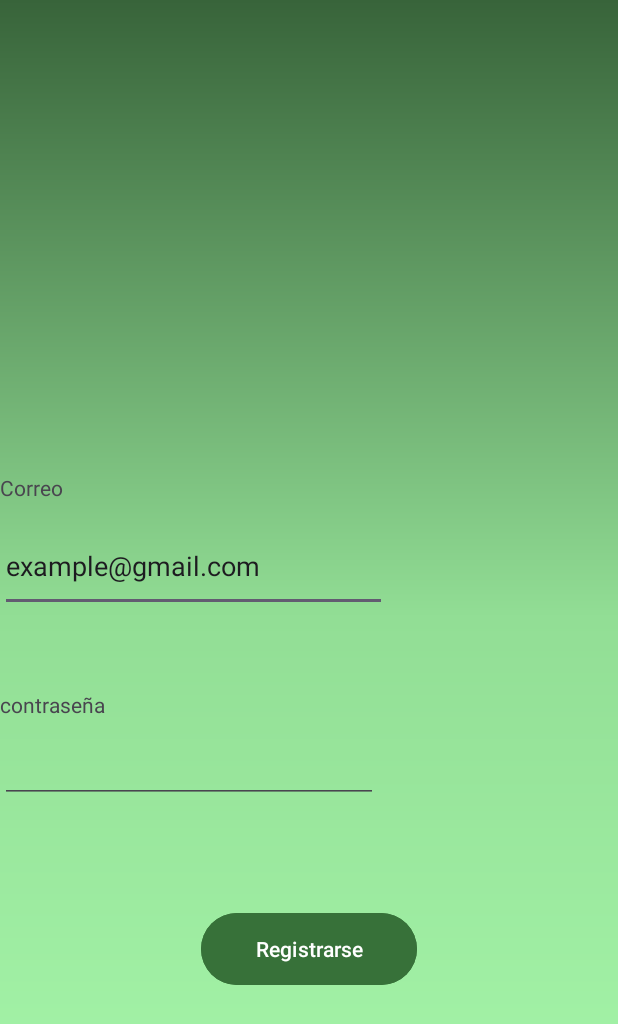
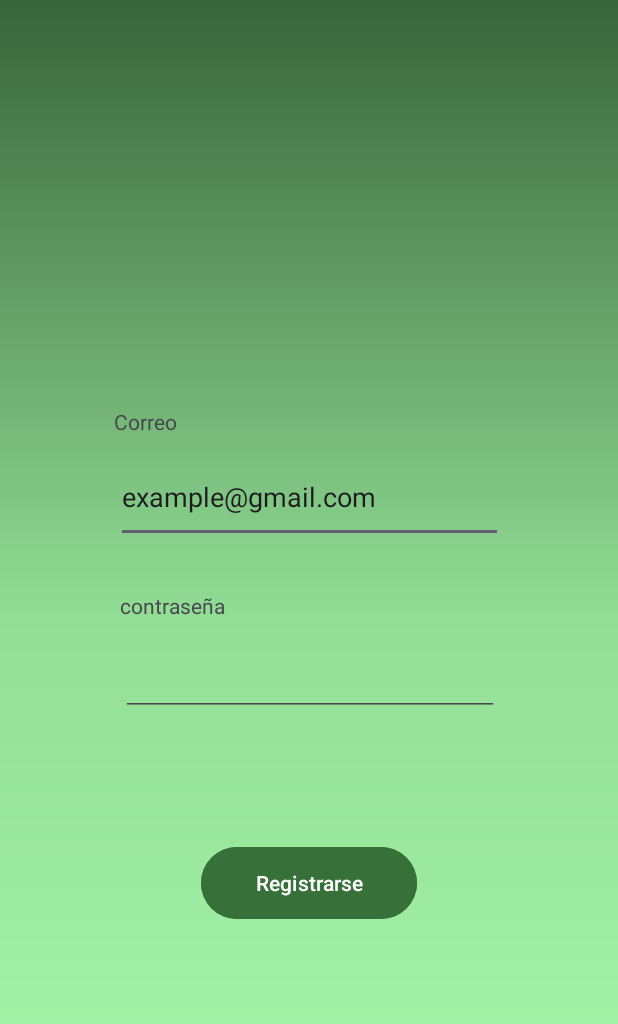
Before and after one commit to Andres164/GoPillBox, an Android app: the activity_registro screen opened directly, with no data from a screen before it, after a tap on "Registrarse", on a phone screen of 412 x 824 dp. Shown: the top 1024 px of the screen. Run offline under Robolectric (Android 15) with nearby library versions, the phone set to English and light mode, and no system bars; 2 statements that could not run were skipped.

```diff
--- a/GoPillBox/app/src/main/AndroidManifest.xml
+++ b/GoPillBox/app/src/main/AndroidManifest.xml
@@ -2,6 +2,7 @@
 <manifest xmlns:android="http://schemas.android.com/apk/res/android"
     xmlns:tools="http://schemas.android.com/tools">
 
+    <uses-permission android:name="android.permission.INTERNET" />
     <application
         android:allowBackup="true"
         android:dataExtractionRules="@xml/data_extraction_rules"
@@ -11,7 +12,9 @@
         android:roundIcon="@mipmap/ic_launcher_round"
         android:supportsRtl="true"
         android:theme="@style/Theme.GoPillBox"
-        tools:targetApi="31">
+        tools:targetApi="31"
+        android:networkSecurityConfig="@xml/network_security_config"
+        >
         <activity
             android:name=".activity_login"
             android:exported="true" >
--- a/GoPillBox/app/src/main/java/ApiInterfaces/RetrofitClient.java
+++ b/GoPillBox/app/src/main/java/ApiInterfaces/RetrofitClient.java
@@ -9,7 +9,7 @@ public class RetrofitClient {
     public static Retrofit getClient() {
         if (retrofit == null) {
             retrofit = new Retrofit.Builder()
-                    .baseUrl("http://localhost:5068/api/") // Update with your API base URL
+                    .baseUrl("https://192.168.32.121:7270/api/") // Update with your API base URL
                     .addConverterFactory(GsonConverterFactory.create())
                     .build();
         }
--- a/GoPillBox/app/src/main/java/com/example/gopillbox/activity_registro.java
+++ b/GoPillBox/app/src/main/java/com/example/gopillbox/activity_registro.java
@@ -1,13 +1,14 @@
 package com.example.gopillbox;
 
+import android.content.Context;
+import android.content.DialogInterface;
+import android.content.SharedPreferences;
 import android.os.Bundle;
 import android.view.View;
 import android.widget.Button;
 import android.widget.EditText;
+import androidx.appcompat.app.AlertDialog;
 import androidx.appcompat.app.AppCompatActivity;
-
-import com.example.gopillbox.R;
-
 import ApiInterfaces.RetrofitClient;
 import ApiInterfaces.UsersApiInterface;
 import Models.User;
@@ -61,16 +62,44 @@ public class activity_registro extends AppCompatActivity {
             public void onResponse(Call<User> call, Response<User> response) {
                 if (response.isSuccessful()) {
                     User registeredUser = response.body();
+                    // Save the registered user object in local storage
+                    saveUserLocally(registeredUser);
                     // Handle the registered user object
                 } else {
                     // Handle API error
+                    showErrorMessage("API Error: " + response.code());
                 }
             }
 
             @Override
             public void onFailure(Call<User> call, Throwable t) {
                 // Handle failure
+                showErrorMessage("Network Failure: " + t.getMessage());
             }
         });
     }
+
+    private void showErrorMessage(String message) {
+        // Display an AlertDialog with the error message
+        AlertDialog.Builder builder = new AlertDialog.Builder(this);
+        builder.setMessage(message)
+                .setTitle("Error")
+                .setPositiveButton("OK", new DialogInterface.OnClickListener() {
+                    public void onClick(DialogInterface dialog, int id) {
+                        // Do nothing, or handle the click event
+                    }
+                });
+        AlertDialog dialog = builder.create();
+        dialog.show();
+    }
+
+    private void saveUserLocally(User user) {
+        // Save the user details in SharedPreferences
+        SharedPreferences sharedPref = getSharedPreferences("MyPrefs", Context.MODE_PRIVATE);
+        SharedPreferences.Editor editor = sharedPref.edit();
+        editor.putString("userId", String.valueOf(user.getUserId()));
+        editor.putString("userName", user.getUserName());
+        // Add more user details as needed
+        editor.apply();
+    }
 }
--- a/GoPillBox/app/src/main/res/layout/activity_registro.xml
+++ b/GoPillBox/app/src/main/res/layout/activity_registro.xml
@@ -11,52 +11,56 @@
         android:id="@+id/imageView3"
         android:layout_width="362dp"
         android:layout_height="199dp"
-        android:layout_marginTop="56dp"
+        android:layout_marginTop="40dp"
         app:layout_constraintEnd_toEndOf="parent"
-        app:layout_constraintHorizontal_bias="0.673"
+        app:layout_constraintHorizontal_bias="0.489"
         app:layout_constraintStart_toStartOf="parent"
         app:layout_constraintTop_toTopOf="parent"
         tools:srcCompat="@drawable/drug_store_template_hand_drawn_cartoon_flat_illustration_shop_for_the_sale_of_drugs_a_pharmacist_medicine_capsules_and_bottle_vector" />
 
     <TextView
         android:id="@+id/textView6"
-        android:layout_width="wrap_content"
-        android:layout_height="19dp"
-        android:layout_marginTop="60dp"
+        android:layout_width="63dp"
+        android:layout_height="29dp"
+        android:layout_marginStart="76dp"
+        android:layout_marginTop="32dp"
         android:text="Correo"
-        app:layout_constraintTop_toBottomOf="@+id/imageView3"
-        tools:layout_editor_absoluteX="76dp" />
+        app:layout_constraintStart_toStartOf="parent"
+        app:layout_constraintTop_toBottomOf="@+id/imageView3" />
 
     <EditText
         android:id="@+id/editTextEmail"
         android:layout_width="258dp"
         android:layout_height="61dp"
-        android:layout_marginTop="12dp"
         android:ems="10"
         android:inputType="text"
         android:text="example@gmail.com"
-        app:layout_constraintTop_toBottomOf="@+id/textView6"
-        tools:layout_editor_absoluteX="76dp" />
+        app:layout_constraintEnd_toEndOf="parent"
+        app:layout_constraintStart_toStartOf="parent"
+        app:layout_constraintTop_toBottomOf="@+id/textView6" />
 
     <EditText
         android:id="@+id/editTextPassword"
         android:layout_width="252dp"
         android:layout_height="52dp"
-        android:layout_marginTop="4dp"
+        android:layout_marginTop="12dp"
         android:ems="10"
         android:inputType="textPassword"
+        app:layout_constraintEnd_toEndOf="parent"
+        app:layout_constraintHorizontal_bias="0.503"
+        app:layout_constraintStart_toStartOf="parent"
         app:layout_constraintTop_toBottomOf="@+id/textView7"
-        tools:layout_editor_absoluteX="76dp"
         tools:text="........" />
 
     <TextView
         android:id="@+id/textView7"
         android:layout_width="wrap_content"
         android:layout_height="wrap_content"
-        android:layout_marginTop="52dp"
+        android:layout_marginStart="80dp"
+        android:layout_marginTop="32dp"
         android:text="contraseña"
-        app:layout_constraintTop_toBottomOf="@+id/editTextEmail"
-        tools:layout_editor_absoluteX="76dp" />
+        app:layout_constraintStart_toStartOf="parent"
+        app:layout_constraintTop_toBottomOf="@+id/editTextEmail" />
 
     <Button
         android:id="@+id/btn_registrarse"
--- /dev/null
+++ b/GoPillBox/app/src/main/res/xml/network_security_config.xml
@@ -0,0 +1,6 @@
+<?xml version="1.0" encoding="utf-8"?>
+<network-security-config>
+    <domain-config cleartextTrafficPermitted="true">
+        <domain includeSubdomains="true">192.168.32.121</domain> <!-- Replace with your host machine's IP address -->
+    </domain-config>
+</network-security-config>
```
Also changed, not shown: GoPillBox/app/src/main/java/com/example/gopillbox/activity_login.java (+16 -0 lines).
